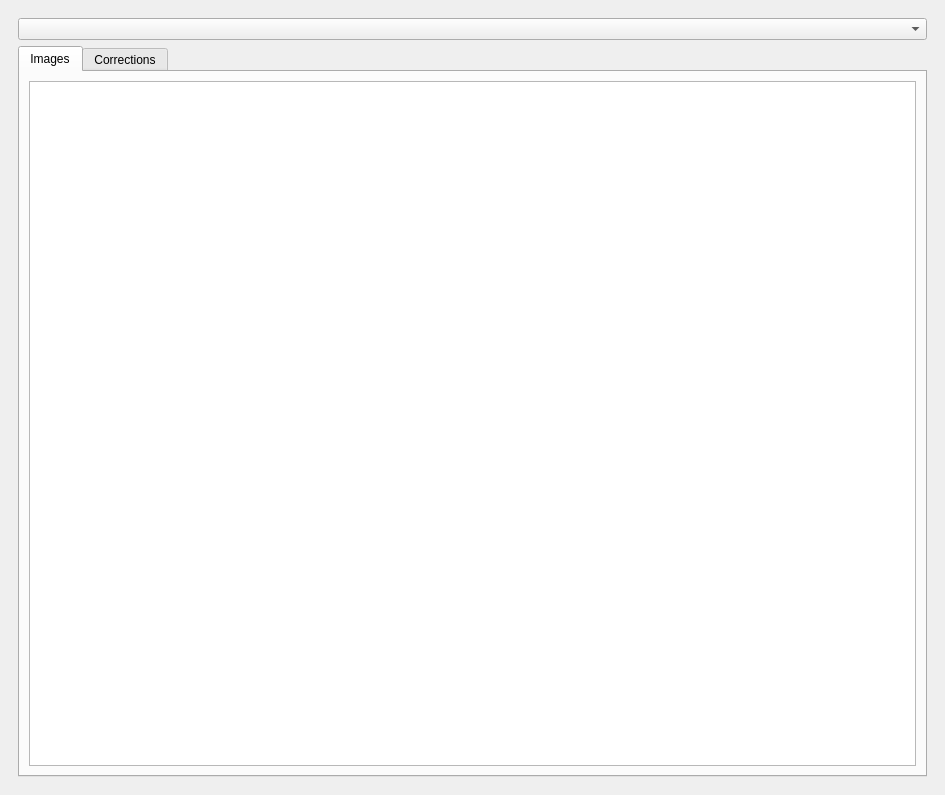
Above: image_loader_dockwidget_base.ui from Drew973/PTS_image_loader before the change. Below: the same form after it.
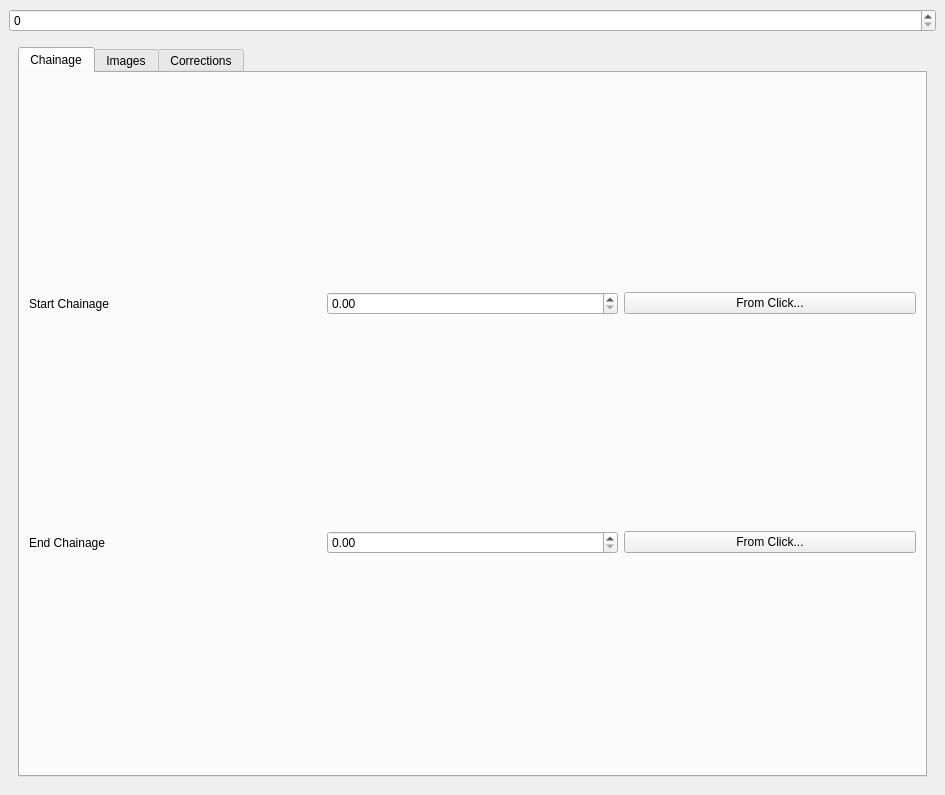
That is the form after the change. Custom widgets are drawn as their Qt base class.

```diff
--- a/image_loader_dockwidget_base.ui
+++ b/image_loader_dockwidget_base.ui
@@ -15,19 +15,12 @@
   </property>
   <widget class="QWidget" name="dockWidgetContents">
    <layout class="QVBoxLayout" name="verticalLayout_2">
+    <item>
+     <widget class="QSpinBox" name="runBox"/>
+    </item>
     <item>
      <widget class="QWidget" name="mainWidget" native="true">
       <layout class="QVBoxLayout" name="verticalLayout_4">
-       <item>
-        <widget class="QComboBox" name="runBox">
-         <property name="toolTip">
-          <string>&lt;html&gt;&lt;head/&gt;&lt;body&gt;&lt;p&gt;Select run. Background is yellow for runs with marked images.&lt;/p&gt;&lt;/body&gt;&lt;/html&gt;</string>
-         </property>
-         <property name="editable">
-          <bool>false</bool>
-         </property>
-        </widget>
-       </item>
        <item>
         <widget class="QTabWidget" name="tabWidget">
          <property name="layoutDirection">
@@ -39,6 +32,59 @@
          <property name="currentIndex">
           <number>0</number>
          </property>
+         <widget class="QWidget" name="tab_3">
+          <attribute name="title">
+           <string>Chainage</string>
+          </attribute>
+          <layout class="QGridLayout" name="gridLayout">
+           <item row="0" column="0">
+            <widget class="QLabel" name="label">
+             <property name="sizePolicy">
+              <sizepolicy hsizetype="Preferred" vsizetype="Minimum">
+               <horstretch>0</horstretch>
+               <verstretch>0</verstretch>
+              </sizepolicy>
+             </property>
+             <property name="text">
+              <string>Start Chainage</string>
+             </property>
+            </widget>
+           </item>
+           <item row="0" column="1">
+            <widget class="QDoubleSpinBox" name="startChainage"/>
+           </item>
+           <item row="0" column="2">
+            <widget class="QPushButton" name="startFromClick">
+             <property name="text">
+              <string>From Click...</string>
+             </property>
+            </widget>
+           </item>
+           <item row="1" column="0">
+            <widget class="QLabel" name="label_2">
+             <property name="sizePolicy">
+              <sizepolicy hsizetype="Preferred" vsizetype="Minimum">
+               <horstretch>0</horstretch>
+               <verstretch>0</verstretch>
+              </sizepolicy>
+             </property>
+             <property name="text">
+              <string>End Chainage</string>
+             </property>
+            </widget>
+           </item>
+           <item row="1" column="1">
+            <widget class="QDoubleSpinBox" name="endChainage"/>
+           </item>
+           <item row="1" column="2">
+            <widget class="QPushButton" name="endFromClick">
+             <property name="text">
+              <string>From Click...</string>
+             </property>
+            </widget>
+           </item>
+          </layout>
+         </widget>
          <widget class="QWidget" name="tab">
           <attribute name="title">
            <string>Images</string>
@@ -52,12 +98,9 @@
              <property name="selectionBehavior">
               <enum>QAbstractItemView::SelectRows</enum>
              </property>
-             <property name="textElideMode">
-              <enum>Qt::ElideLeft</enum>
+             <property name="itemsExpandable">
+              <bool>true</bool>
              </property>
-             <attribute name="verticalHeaderVisible">
-              <bool>false</bool>
-             </attribute>
             </widget>
            </item>
           </layout>
@@ -91,16 +134,16 @@
   </widget>
  </widget>
  <customwidgets>
-  <customwidget>
-   <class>imagesView</class>
-   <extends>QTableView</extends>
-   <header>image_loader.images_view</header>
-  </customwidget>
   <customwidget>
    <class>correctionsView</class>
    <extends>QTableView</extends>
    <header>image_loader.corrections_view</header>
   </customwidget>
+  <customwidget>
+   <class>imagesView</class>
+   <extends>QTreeView</extends>
+   <header>image_loader.images_view</header>
+  </customwidget>
  </customwidgets>
  <resources/>
  <connections/>
```
Left out of the diff: 6 changed lines with no effect on the pictures.
